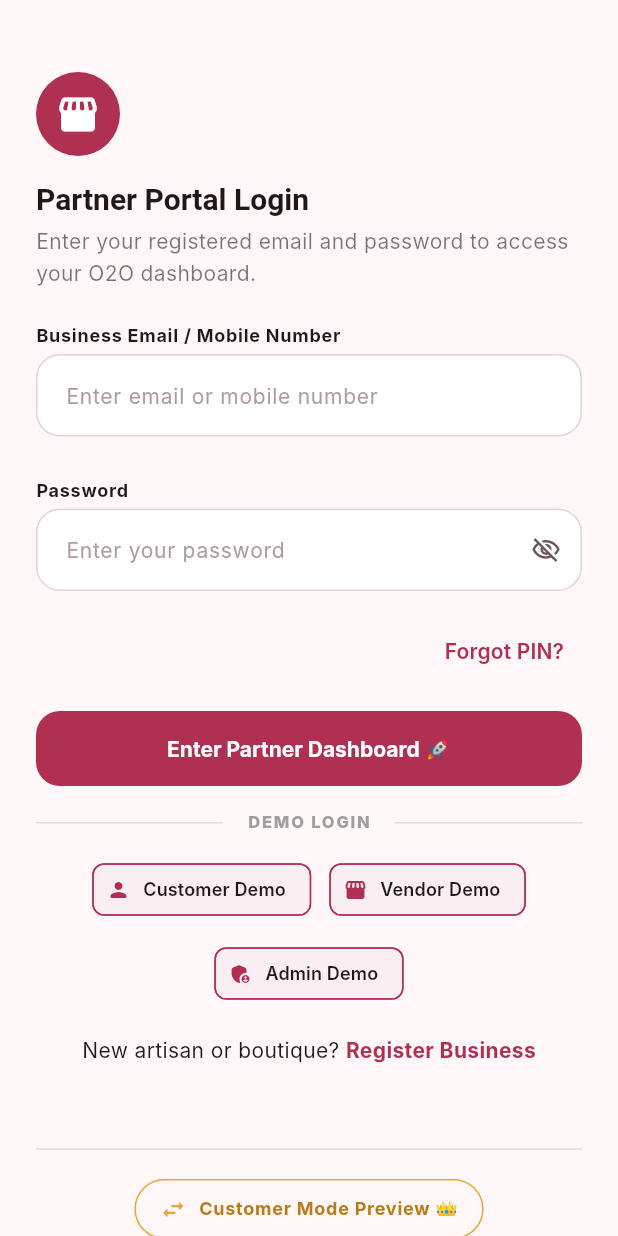
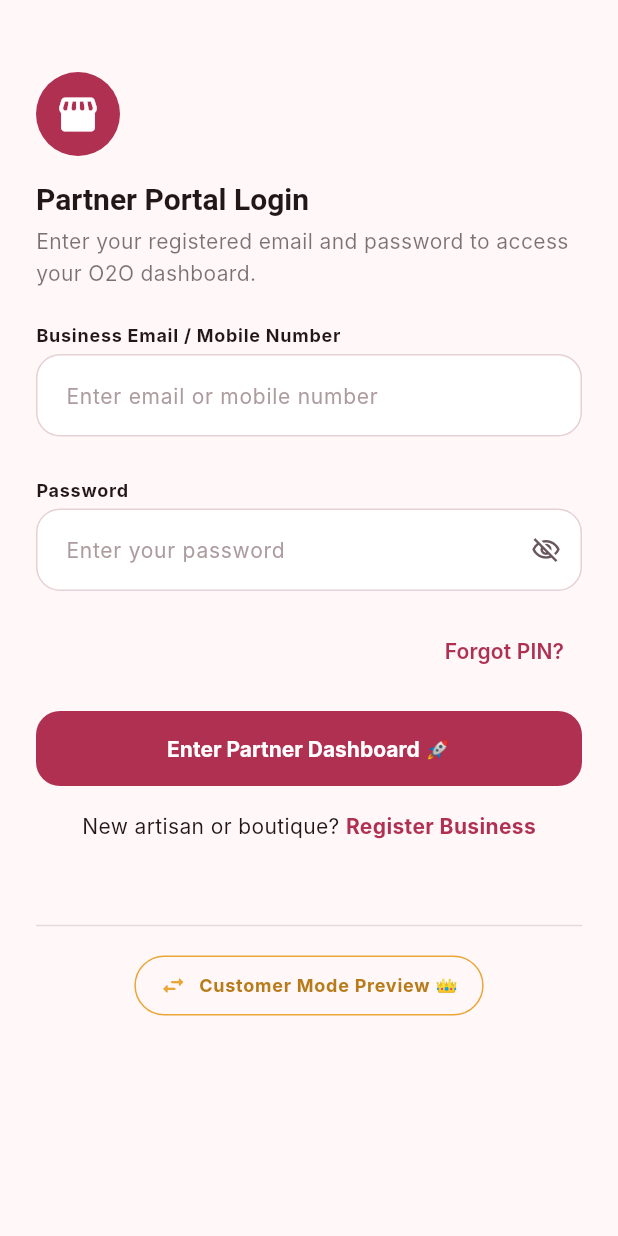
Before and after one commit to mani9396/herarea, a Flutter app: the screen it shows after launch, after a tap on "Existing Partner? Login Here", on a phone screen of 412 x 824 dp. Run offline on Flutter 3.47's test engine with Material 3 defaults, Android fonts, the phone set to English and light mode, and no system bars; our stand-ins replace cross_file, dio, flutter_map, flutter_riverpod, geolocator, go_router and 4 more; missing offline and left inert: razorpay_flutter; network calls fail; Roboto replaces fonts that are missing (Inter, Outfit).

Commit message:
Remove demo login functionality

```diff
--- a/app_admin/lib/features/auth/presentation/screens/admin_login_screen.dart
+++ b/app_admin/lib/features/auth/presentation/screens/admin_login_screen.dart
@@ -150,12 +150,6 @@ class _AdminLoginScreenState extends ConsumerState<AdminLoginScreen> {
                         isLoading: _isLoading,
                         onPressed: _onSignIn,
                       ),
-                      DemoLoginButtons(
-                        onDemoSelected: (email, password) {
-                          _emailController.text = email;
-                          _passwordController.text = password;
-                        },
-                      ),
                       const SizedBox(height: AppSpacing.lg),
                       Divider(color: Colors.grey.shade300),
                       const SizedBox(height: AppSpacing.sm),
--- a/app_user/lib/features/auth/presentation/screens/login_screen.dart
+++ b/app_user/lib/features/auth/presentation/screens/login_screen.dart
@@ -223,12 +223,6 @@ class _LoginScreenState extends ConsumerState<LoginScreen> {
             icon: Icons.login_rounded,
             isLoading: _isLoading,
             onPressed: _onLogin,
-          ),
-          DemoLoginButtons(
-            onDemoSelected: (email, password) {
-              _emailController.text = email;
-              _passwordController.text = password;
-            },
           ),
           const SizedBox(height: AppSpacing.xxl),
 
--- a/app_vendor/lib/features/auth/presentation/screens/vendor_login_screen.dart
+++ b/app_vendor/lib/features/auth/presentation/screens/vendor_login_screen.dart
@@ -164,12 +164,6 @@ class _VendorLoginScreenState extends ConsumerState<VendorLoginScreen> {
             isLoading: _isLoading,
             onPressed: _onLogin,
           ),
-          DemoLoginButtons(
-            onDemoSelected: (email, password) {
-              _identifierController.text = email;
-              _passwordController.text = password;
-            },
-          ),
           const SizedBox(height: AppSpacing.lg),
           Wrap(
             alignment: WrapAlignment.center,
--- a/shared/lib/shared.dart
+++ b/shared/lib/shared.dart
@@ -13,7 +13,7 @@ export 'widgets/empty_state_widget.dart';
 export 'widgets/error_view.dart';
 export 'widgets/loading_indicator.dart';
 export 'widgets/status_badge.dart';
-export 'widgets/demo_login_buttons.dart';
+
 
 // Models
 export 'models/store_model.dart';
--- a/shared/lib/widgets/demo_login_buttons.dart
+++ /dev/null
@@ -1,80 +0,0 @@
-import 'package:flutter/material.dart';
-import 'package:shared/shared.dart';
-
-class DemoLoginButtons extends StatelessWidget {
-  final void Function(String email, String password) onDemoSelected;
-
-  const DemoLoginButtons({
-    super.key,
-    required this.onDemoSelected,
-  });
-
-  @override
-  Widget build(BuildContext context) {
-    return Column(
-      crossAxisAlignment: CrossAxisAlignment.stretch,
-      children: [
-        const SizedBox(height: AppSpacing.lg),
-        Row(
-          children: [
-            Expanded(child: Divider(color: Colors.grey.withValues(alpha: 0.3))),
-            const Padding(
-              padding: EdgeInsets.symmetric(horizontal: 16),
-              child: Text(
-                'DEMO LOGIN',
-                style: TextStyle(
-                  fontSize: 11,
-                  fontWeight: FontWeight.w800,
-                  letterSpacing: 1.2,
-                  color: Colors.grey,
-                ),
-              ),
-            ),
-            Expanded(child: Divider(color: Colors.grey.withValues(alpha: 0.3))),
-          ],
-        ),
-        const SizedBox(height: AppSpacing.md),
-        Wrap(
-          spacing: AppSpacing.md,
-          runSpacing: AppSpacing.sm,
-          alignment: WrapAlignment.center,
-          children: [
-            _buildDemoButton(
-              context,
-              'Customer Demo',
-              Icons.person_rounded,
-              'customer.demo@herarea.com',
-            ),
-            _buildDemoButton(
-              context,
-              'Vendor Demo',
-              Icons.storefront_rounded,
-              'vendor.demo@herarea.com',
-            ),
-            _buildDemoButton(
-              context,
-              'Admin Demo',
-              Icons.admin_panel_settings_rounded,
-              'admin.demo@herarea.com',
-            ),
-          ],
-        ),
-      ],
-    );
-  }
-
-  Widget _buildDemoButton(
-      BuildContext context, String label, IconData icon, String email) {
-    return ActionChip(
-      avatar: Icon(icon, size: 16, color: AppColors.primaryRuby),
-      label: Text(label,
-          style: const TextStyle(
-              fontSize: 12,
-              fontWeight: FontWeight.w600,
-              color: AppColors.neutralCharcoal)),
-      backgroundColor: AppColors.primaryRubyLight.withValues(alpha: 0.1),
-      side: const BorderSide(color: AppColors.primaryRuby, width: 1),
-      onPressed: () => onDemoSelected(email, 'Demo@12345'),
-    );
-  }
-}
```
Also changed, not shown: 1 other file.
